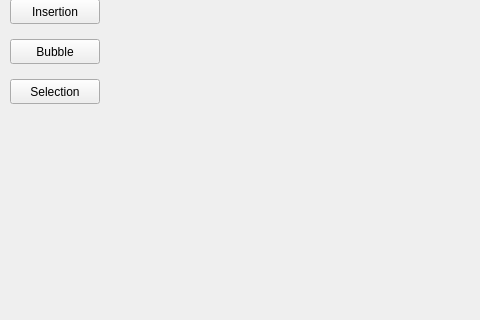
Old version of the form mainwindow.ui in the repository JonWiggins/SortingAlgorithmGame; both pictures show x 0 to 480 and y 87 to 407 of the 990 by 768 pixel window.
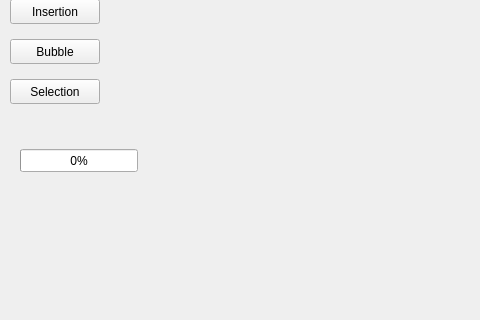
New version of the form.

Commit message: Added in the basic progress bar

```diff
--- a/mainwindow.ui
+++ b/mainwindow.ui
@@ -92,6 +92,19 @@
        <string/>
       </property>
      </widget>
+     <widget class="QProgressBar" name="progressBar">
+      <property name="geometry">
+       <rect>
+        <x>10</x>
+        <y>200</y>
+        <width>118</width>
+        <height>23</height>
+       </rect>
+      </property>
+      <property name="value">
+       <number>0</number>
+      </property>
+     </widget>
     </widget>
     <widget class="QWidget" name="MergeSort">
      <widget class="QPushButton" name="Home_4">
```
